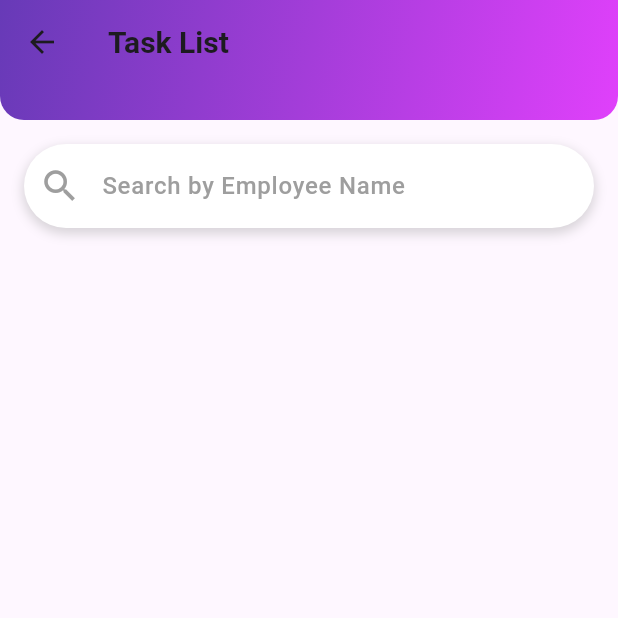
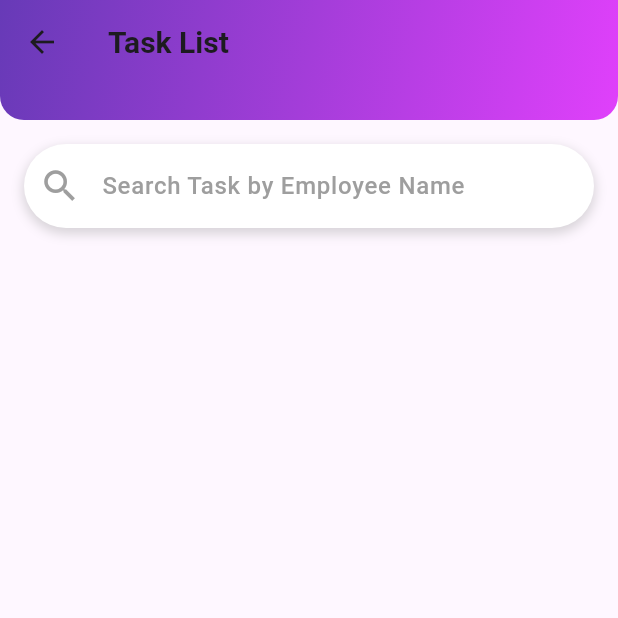
Before and after one commit to Shivam2187/employee_notification_app, a Flutter app: the AdminTaskDashboard screen opened directly, on a phone screen of 412 x 824 dp, the top half of it. Run offline on Flutter 3.47's test engine with Material 3 defaults, Android fonts, the phone set to English and light mode, and no system bars; our stand-ins replace cached_network_image, curved_labeled_navigation_bar, flutter_linkify, flutter_local_notifications, flutter_staggered_animations, get_it and 9 more; missing offline and left inert: animated_icon, carousel_slider_plus, linkify; accounts and stored records are empty; network calls fail.

Commit message:
code ref

```diff
--- a/lib/presentation/screens/admin_employee_dashboard.dart
+++ b/lib/presentation/screens/admin_employee_dashboard.dart
@@ -44,6 +44,7 @@ class _AdminEmployeeDashboardState extends State<AdminEmployeeDashboard> {
               : Column(
                   children: [
                     CustomSearchBar(
+                      hinText: 'Find employee by name',
                       onChanged: (value) {
                         data.setEmployeeSearchQuery(value);
                       },
--- a/lib/presentation/widgets/carousel_slider.dart
+++ b/lib/presentation/widgets/carousel_slider.dart
@@ -29,6 +29,10 @@ class _AutoCarouselSliderState extends State<AutoCarouselSlider> {
                 imageUrl: url,
                 fit: BoxFit.cover,
                 width: double.infinity,
+                errorWidget: (context, url, error) => const Icon(Icons.error),
+                placeholder: (context, url) => const Center(
+                  child: CircularProgressIndicator(),
+                ),
               ),
             );
           }).toList(),
--- a/lib/presentation/widgets/custom_search.dart
+++ b/lib/presentation/widgets/custom_search.dart
@@ -3,9 +3,14 @@ import 'package:flutter/material.dart';
 class CustomSearchBar extends StatefulWidget {
   final Function(String) onChanged;
   final String initialText;
+  final String hinText;
 
-  const CustomSearchBar(
-      {super.key, required this.onChanged, required this.initialText});
+  const CustomSearchBar({
+    super.key,
+    required this.onChanged,
+    required this.initialText,
+    required this.hinText,
+  });
 
   @override
   State<CustomSearchBar> createState() => _CustomSearchBarState();
@@ -66,16 +71,16 @@ class _CustomSearchBarState extends State<CustomSearchBar> {
             color: Colors.black87,
             fontWeight: FontWeight.w500,
           ),
-          decoration: const InputDecoration(
-            prefixIcon: Icon(
+          decoration: InputDecoration(
+            prefixIcon: const Icon(
               Icons.search,
               color: Colors.grey,
               size: 28,
             ),
-            hintText: 'Search by Employee Name',
-            hintStyle: TextStyle(color: Colors.grey),
+            hintText: widget.hinText,
+            hintStyle: const TextStyle(color: Colors.grey),
             contentPadding:
-                EdgeInsets.symmetric(vertical: 16.0, horizontal: 16.0),
+                const EdgeInsets.symmetric(vertical: 16.0, horizontal: 16.0),
             border: InputBorder.none,
           ),
           onChanged: widget.onChanged,
```
Also changed, not shown: lib/presentation/screens/admin_task_dashboard.dart (+13 -12 lines), lib/presentation/screens/home_draggable_scrollable_sheet.dart (+6 -5 lines), 1 other file.
